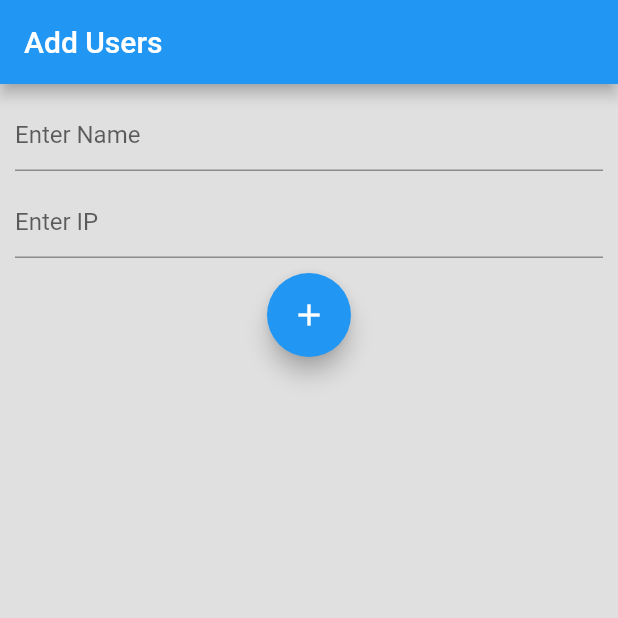
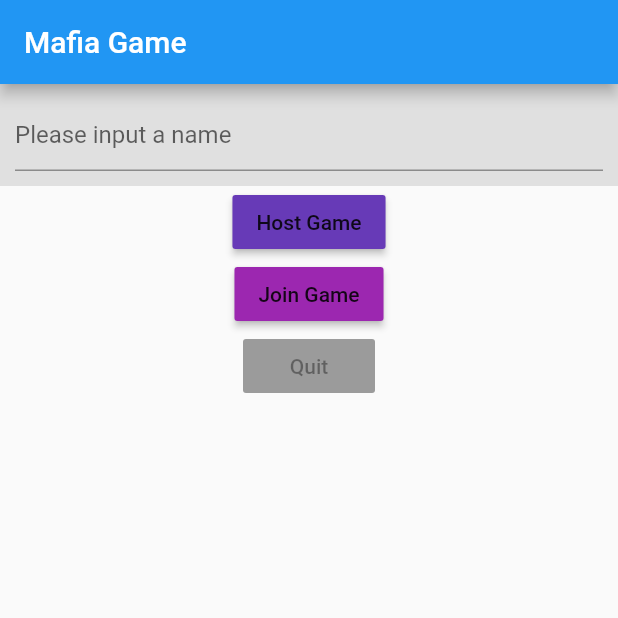
Before and after one commit to CWTBT/mafia_app, a Flutter app: the screen it shows after launch, on a phone screen of 412 x 824 dp, the top half of it. Run offline on Flutter 3.47's test engine with Material 2 defaults, Android fonts, the phone set to English and light mode, and no system bars; accounts and stored records are empty.

Commit message:
Now opens on homepage

```diff
--- /dev/null
+++ b/lib/Homepage.dart
@@ -0,0 +1,66 @@
+import 'package:flutter/cupertino.dart';
+import 'package:flutter/material.dart';
+import 'JoiningScreen.dart';
+import 'package:text_messenger/ChatUI.dart';
+import "dart:collection";
+
+
+String name = "";
+
+class Homepage extends StatelessWidget {
+  @override
+  Widget build(BuildContext context) {
+    return Scaffold(
+      appBar: AppBar(
+        title: Text("Mafia Game")
+      ),
+      body: layout(context)
+      );
+  }
+
+  Widget layout(BuildContext context) {
+    return Center(
+         child: Column(
+            crossAxisAlignment: CrossAxisAlignment.center,
+            children: [
+              Container(
+                padding: EdgeInsets.all(10.0),
+                color: Colors.grey[300],
+                child: new TextField(
+                  decoration: new InputDecoration(
+                      hintText: ("Please input a name")
+                  ),
+                  onChanged:(String str) {
+                    name = str;
+                  } ,
+                ),
+              ),
+              RaisedButton(
+                onPressed: () {
+                  Navigator.push(
+                    context,
+                    MaterialPageRoute(builder: (context) => Chatroom()),
+                  );
+                },
+                color: Colors.deepPurple,
+                child: Text("Host Game"),
+              ),
+              RaisedButton(
+                onPressed: () {
+                  Navigator.push(
+                      context,
+                      MaterialPageRoute(builder: (context) => joiningScreen())
+                  );
+                },
+                color: Colors.purple,
+                child: Text("Join Game"),
+              ),
+              RaisedButton(
+                color: Colors.purpleAccent,
+                child: Text("Quit"),
+              ),
+            ],
+          ),
+    );
+  }
+}
--- a/lib/main.dart
+++ b/lib/main.dart
@@ -1,5 +1,5 @@
 import 'package:flutter/material.dart';
-import 'ChatUI.dart';
+import 'package:text_messenger/Homepage.dart';
 
 void main() {
   runApp(MyApp());
@@ -15,7 +15,7 @@ class MyApp extends StatelessWidget {
         primarySwatch: Colors.blue,
         visualDensity: VisualDensity.adaptivePlatformDensity,
       ),
-      home: Chatroom(),
+      home: Homepage(),
     );
   }
 }
```
Also changed, not shown: Homepage.dart (deleted, +0 -59 lines), JoiningScreen.dart (deleted, +0 -21 lines), lib/JoiningScreen.dart (added, +21 -0 lines), main.dart (deleted, +0 -22 lines).
